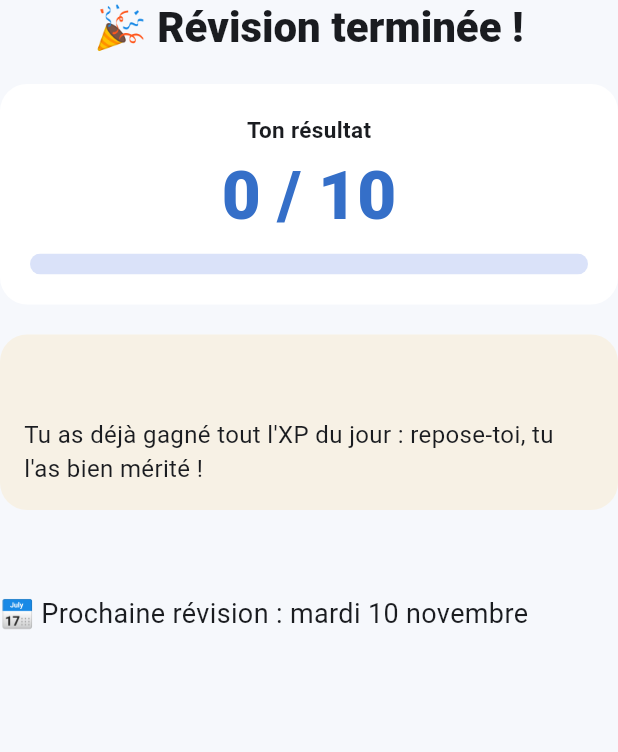
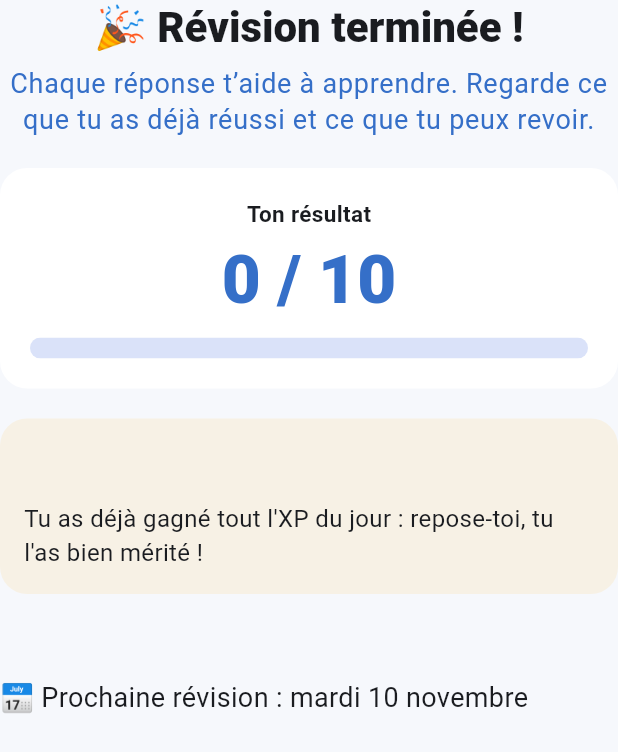
Before and after one commit to Ricoudc/Ludifun, a Flutter app: the ReportView widget shown alone on an empty page, opened directly with empty values, on a phone screen of 412 x 824 dp. Shown: the top 752 px of the screen. Run offline on Flutter 3.47's test engine with Material 3 defaults, Android fonts, the phone set to English and light mode, and no system bars; our stand-ins replace audioplayers, dio, file_picker, flutter_image_compress, flutter_riverpod, flutter_secure_storage and 7 more; missing offline and left inert: mobile_scanner; accounts and stored records are empty; network calls fail.

Commit message:
style(mobile): make session report more encouraging

```diff
--- a/mobile/lib/features/report/report_view.dart
+++ b/mobile/lib/features/report/report_view.dart
@@ -41,6 +41,14 @@ class ReportView extends StatelessWidget {
           report.lessonMastered ? '🏆 Leçon maîtrisée !' : '🎉 Révision terminée !',
           textAlign: TextAlign.center,
           style: theme.headlineMedium,
+        ),
+        const SizedBox(height: 8),
+        Text(
+          report.lessonMastered
+              ? 'Toutes les notions sont maîtrisées. Bravo pour ton travail !'
+              : 'Chaque réponse t’aide à apprendre. Regarde ce que tu as déjà réussi et ce que tu peux revoir.',
+          textAlign: TextAlign.center,
+          style: theme.bodyLarge?.copyWith(color: LudiColors.primary, height: 1.35),
         ),
         const SizedBox(height: 20),
         Card(
```
